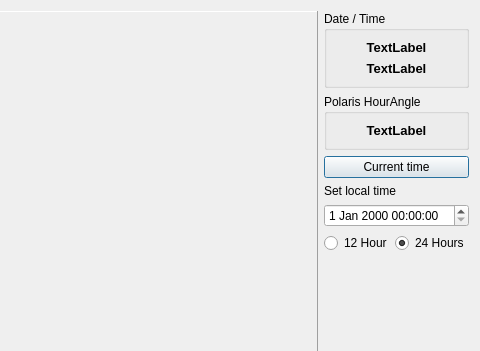
The window that kstars/tools/polarishourangle.ui (KDE/kstars) describes before a commit, drawn with Qt 5; both pictures show x 205 to 685 and y 0 to 351 of the 685 by 534 pixel window.
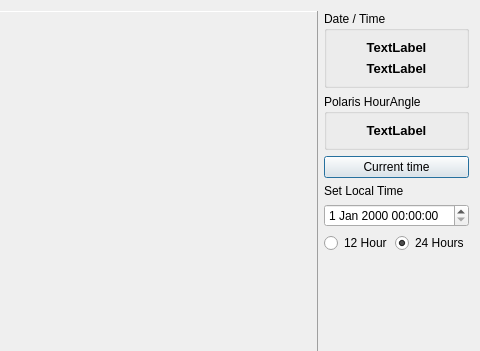
The same window after the commit.

Diff of the .ui file:
```diff
--- a/kstars/tools/polarishourangle.ui
+++ b/kstars/tools/polarishourangle.ui
@@ -125,7 +125,7 @@
      <item>
       <widget class="QLabel" name="label">
        <property name="text">
-        <string>Set local time</string>
+        <string>Set Local Time</string>
        </property>
       </widget>
      </item>
```
